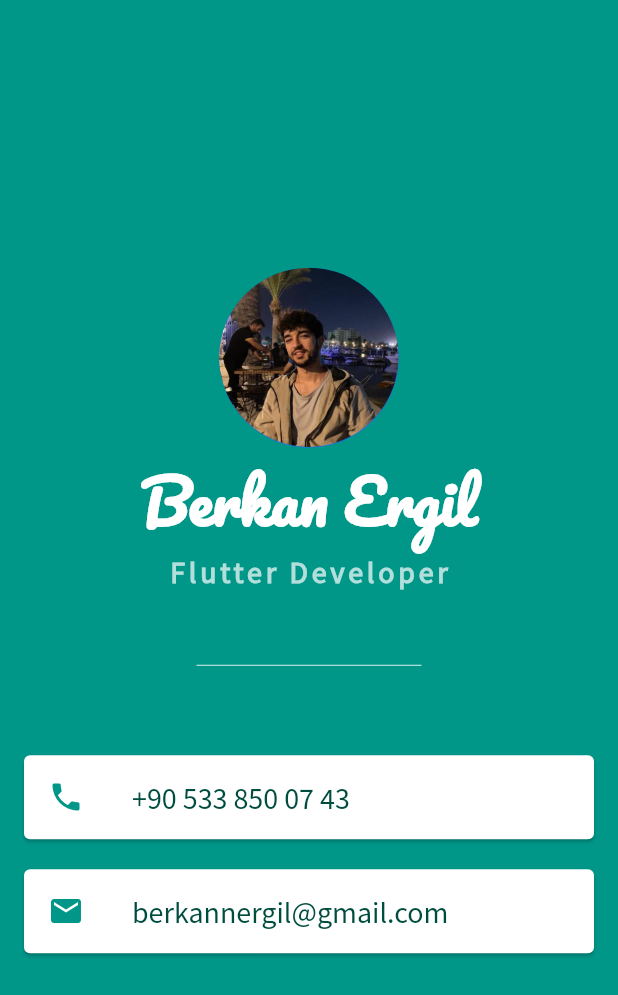
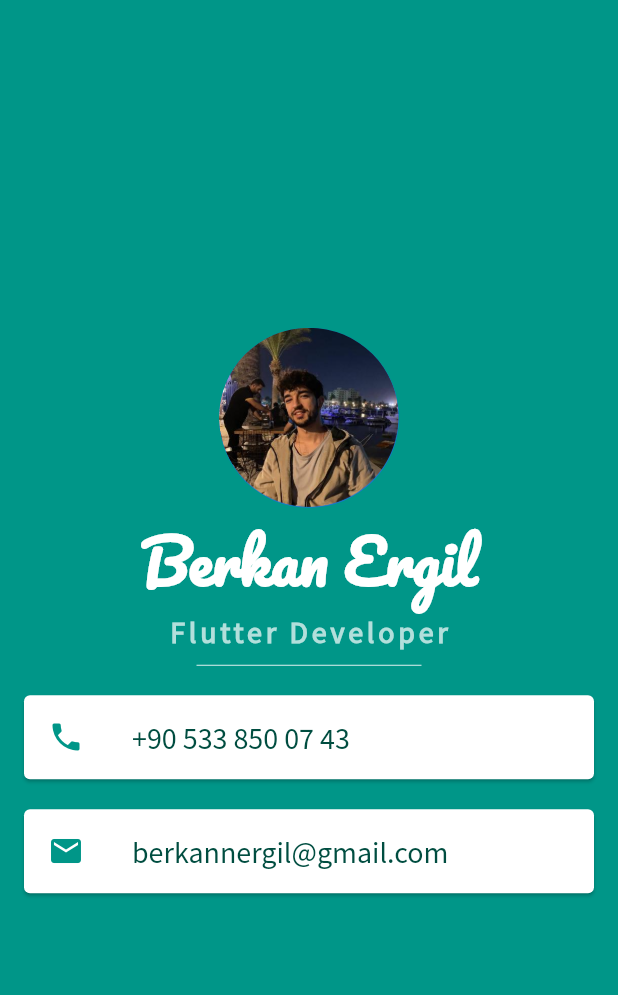
Before and after one commit to berkanergil/mi_card, a Flutter app: the screen it shows after launch, on a phone screen of 412 x 824 dp. Shown: the top 995 px of the screen. Run offline on Flutter 3.47's test engine with Material 2 defaults, Android fonts, the phone set to English and light mode, and no system bars.

Commit message:
set height to 20 pixel

```diff
--- a/lib/main.dart
+++ b/lib/main.dart
@@ -40,7 +40,7 @@ class MyApp extends StatelessWidget {
                     letterSpacing: 2.5),
               ),
               SizedBox(
-                height: 100,
+                height: 20,
                 width: 150,
                 child: Divider(color: Colors.teal.shade50),
               ),
```
